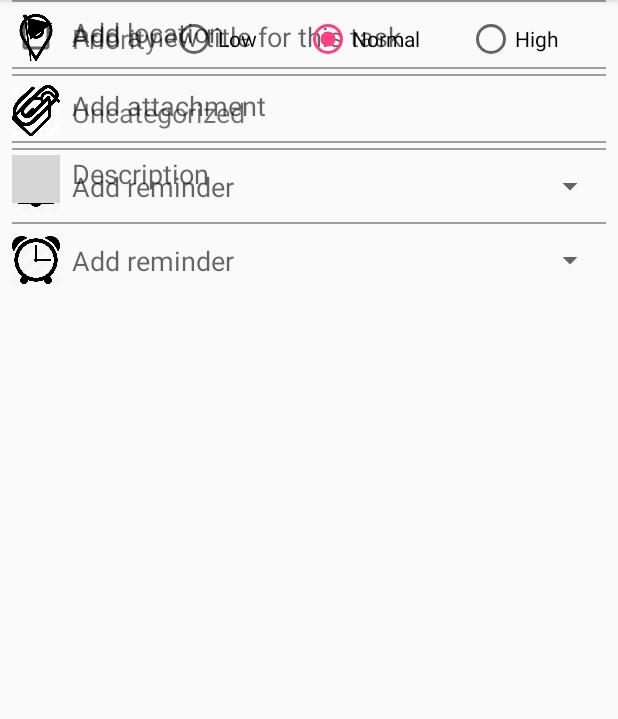
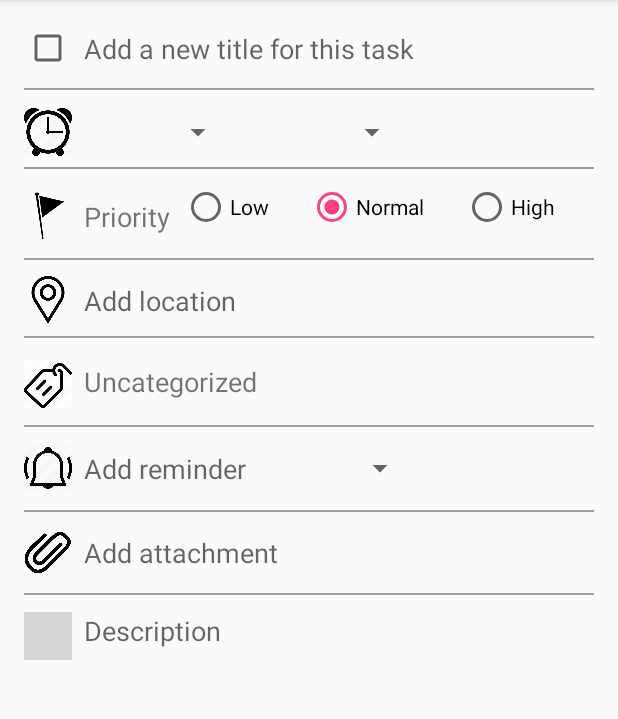
Before and after one commit to quynhle97/MyToDoTask, an Android app: the DetailsTaskActivity screen opened directly, with no data from a screen before it, on a phone screen of 412 x 824 dp, the part 84-803 px from its top. Run offline under Robolectric (Android 15) with nearby library versions, the phone set to English and light mode, and no system bars; 8 statements that could not run were skipped; grey boxes are pictures that could not be loaded.

Commit message:
Update activity_details_task.xml

```diff
--- a/app/src/main/res/layout/activity_details_task.xml
+++ b/app/src/main/res/layout/activity_details_task.xml
@@ -5,20 +5,21 @@
         xmlns:app="http://schemas.android.com/apk/res-auto"
         android:layout_width="match_parent"
         android:layout_height="match_parent"
-        tools:context=".otheractivity.DetailsTaskActivity">
+        tools:context=".otheractivity.DetailsTaskActivity" android:id="@+id/constraintLayout">
 
     <android.support.constraint.ConstraintLayout
             android:layout_width="0dp"
             android:layout_height="0dp" app:layout_constraintEnd_toEndOf="parent"
             app:layout_constraintBottom_toBottomOf="parent" app:layout_constraintStart_toStartOf="parent"
-            app:layout_constraintTop_toTopOf="parent">
+            app:layout_constraintTop_toTopOf="parent" android:layout_marginTop="8dp" android:layout_marginBottom="8dp"
+            android:layout_marginStart="8dp" android:layout_marginEnd="8dp">
 
         <CheckBox
                 android:layout_width="32dp"
                 android:layout_height="32dp"
                 android:id="@+id/cb_completed" app:layout_constraintStart_toStartOf="parent"
-                android:layout_marginStart="8dp"
-                android:layout_marginTop="8dp" app:layout_constraintTop_toTopOf="parent"/>
+                android:layout_marginStart="8dp" android:layout_marginTop="8dp"
+                app:layout_constraintTop_toTopOf="parent"/>
         <EditText
                 android:layout_width="0dp"
                 android:layout_height="wrap_content"
@@ -33,28 +34,34 @@
                 android:layout_width="32dp"
                 android:layout_height="32dp" android:background="@mipmap/pick_time"
                 android:id="@+id/imageView2" app:layout_constraintStart_toStartOf="parent"
-                android:layout_marginStart="8dp"
-                app:layout_constraintTop_toBottomOf="@+id/line6" android:layout_marginTop="8dp"/>
+                android:layout_marginStart="8dp" android:layout_marginTop="24dp"
+                app:layout_constraintTop_toBottomOf="@+id/cb_completed"/>
         <Spinner
                 android:layout_width="100dp"
                 android:layout_height="30dp"
-                android:id="@+id/spinner_time"
-                app:layout_constraintEnd_toEndOf="parent"
-                android:layout_marginEnd="8dp"
-                app:layout_constraintTop_toTopOf="@+id/tv_add_reminder2"
-                app:layout_constraintBottom_toBottomOf="@+id/tv_add_reminder2"/>
+                android:id="@+id/spinner_date" app:layout_constraintStart_toEndOf="@+id/imageView2"
+                android:layout_marginStart="8dp"
+                app:layout_constraintTop_toTopOf="@+id/imageView2"
+                app:layout_constraintBottom_toBottomOf="@+id/imageView2"/>
+        <Spinner
+                android:layout_width="100dp"
+                android:layout_height="30dp"
+                android:id="@+id/spinner_time" app:layout_constraintStart_toEndOf="@+id/spinner_date"
+                android:layout_marginStart="16dp"
+                app:layout_constraintTop_toTopOf="@+id/spinner_date"
+                app:layout_constraintBottom_toBottomOf="@+id/spinner_date"/>
         <ImageView
                 android:layout_width="32dp"
                 android:layout_height="32dp" android:background="@mipmap/priority"
                 android:id="@+id/imageView3" app:layout_constraintStart_toStartOf="parent"
-                android:layout_marginStart="8dp"
-                app:layout_constraintTop_toBottomOf="@+id/line2" android:layout_marginTop="8dp"/>
+                android:layout_marginStart="8dp" android:layout_marginTop="24dp"
+                app:layout_constraintTop_toBottomOf="@+id/imageView2"/>
         <ImageView
                 android:layout_width="32dp"
                 android:layout_height="32dp" android:background="@mipmap/location"
                 android:id="@+id/imageView4" app:layout_constraintStart_toStartOf="parent"
-                android:layout_marginStart="8dp"
-                app:layout_constraintTop_toBottomOf="@+id/line3" android:layout_marginTop="8dp"/>
+                android:layout_marginStart="8dp" android:layout_marginTop="24dp"
+                app:layout_constraintTop_toBottomOf="@+id/imageView3"/>
         <TextView
                 android:layout_width="0dp"
                 android:layout_height="wrap_content" android:hint="Add location"
@@ -67,8 +74,8 @@
                 android:layout_width="32dp"
                 android:layout_height="32dp" android:background="@mipmap/uncategorized"
                 android:id="@+id/imageView5" app:layout_constraintStart_toStartOf="parent"
-                android:layout_marginStart="8dp"
-                app:layout_constraintTop_toBottomOf="@+id/line4" android:layout_marginTop="8dp"/>
+                android:layout_marginStart="8dp" app:layout_constraintTop_toBottomOf="@+id/imageView4"
+                android:layout_marginTop="24dp"/>
         <TextView
                 android:text="Priority" android:textSize="18sp"
                 android:layout_width="wrap_content"
@@ -81,36 +88,27 @@
                 android:layout_width="32dp"
                 android:layout_height="32dp" android:background="@mipmap/reminder"
                 android:id="@+id/imageView6" app:layout_constraintStart_toStartOf="parent"
-                android:layout_marginStart="8dp"
-                app:layout_constraintTop_toBottomOf="@+id/line5" android:layout_marginTop="8dp"/>
+                android:layout_marginStart="8dp" app:layout_constraintTop_toBottomOf="@+id/imageView5"
+                android:layout_marginTop="24dp"/>
         <TextView
-                android:layout_width="0dp" android:textSize="18sp"
+                android:layout_width="wrap_content" android:textSize="18sp"
                 android:layout_height="wrap_content" android:hint="Add reminder"
                 android:id="@+id/tv_add_reminder" app:layout_constraintStart_toEndOf="@+id/imageView6"
                 android:layout_marginStart="8dp" app:layout_constraintTop_toTopOf="@+id/imageView6"
-                app:layout_constraintBottom_toBottomOf="@+id/imageView6"
-                app:layout_constraintEnd_toStartOf="@+id/spinner_ring" android:layout_marginEnd="8dp"/>
-        <TextView
-                android:layout_width="0dp" android:textSize="18sp"
-                android:layout_height="wrap_content" android:hint="Add reminder"
-                android:id="@+id/tv_add_reminder2" app:layout_constraintStart_toEndOf="@+id/imageView6"
+                app:layout_constraintBottom_toBottomOf="@+id/imageView6"/>
+        <Spinner
+                android:layout_width="105dp"
+                android:layout_height="27dp"
+                android:id="@+id/spinner_ring" app:layout_constraintStart_toEndOf="@+id/tv_add_reminder"
                 android:layout_marginStart="8dp"
-                app:layout_constraintBottom_toBottomOf="@+id/imageView2"
-                app:layout_constraintEnd_toStartOf="@+id/spinner_time" android:layout_marginEnd="8dp"
-                app:layout_constraintHorizontal_bias="0.0" app:layout_constraintTop_toTopOf="@+id/imageView2"/>
-        <Spinner
-                android:layout_width="100dp"
-                android:layout_height="27dp"
-                android:id="@+id/spinner_ring"
                 app:layout_constraintTop_toTopOf="@+id/imageView6"
-                app:layout_constraintBottom_toBottomOf="@+id/imageView6" app:layout_constraintEnd_toEndOf="parent"
-                android:layout_marginEnd="8dp"/>
+                app:layout_constraintBottom_toBottomOf="@+id/imageView6"/>
         <ImageView
                 android:layout_width="32dp"
                 android:layout_height="32dp" android:background="@mipmap/attach"
                 android:id="@+id/imageView7" app:layout_constraintStart_toStartOf="parent"
-                android:layout_marginStart="8dp"
-                app:layout_constraintTop_toBottomOf="@+id/line1" android:layout_marginTop="8dp"/>
+                android:layout_marginStart="8dp" android:layout_marginTop="24dp"
+                app:layout_constraintTop_toBottomOf="@+id/imageView6"/>
         <TextView
                 android:textSize="18sp"
                 android:layout_width="0dp" android:hint="Add attachment"
@@ -123,8 +121,8 @@
                 android:layout_width="32dp"
                 android:layout_height="32dp" android:background="@mipmap/description_note"
                 android:id="@+id/imageView8" app:layout_constraintStart_toStartOf="parent"
-                android:layout_marginStart="8dp"
-                app:layout_constraintTop_toBottomOf="@+id/line7" android:layout_marginTop="8dp"/>
+                android:layout_marginStart="8dp" android:layout_marginTop="24dp"
+                app:layout_constraintTop_toBottomOf="@+id/imageView7"/>
         <EditText
                 android:layout_width="0dp"
                 android:layout_height="wrap_content"
@@ -163,7 +161,8 @@
                 android:layout_marginStart="8dp"
                 app:layout_constraintBottom_toTopOf="@+id/tv_location" android:layout_marginEnd="8dp"
                 app:layout_constraintEnd_toEndOf="parent"
-                android:layout_marginBottom="8dp" android:id="@+id/line3"/>
+                android:layout_marginBottom="8dp" android:id="@+id/line3"
+                app:layout_constraintTop_toBottomOf="@+id/textView3" android:layout_marginTop="8dp"/>
         <View
                 android:layout_width="fill_parent"
                 android:layout_height="1dp"
@@ -177,9 +176,10 @@
                 android:layout_height="1dp"
                 android:background="#9E9E9E"
                 app:layout_constraintStart_toStartOf="parent"
+                app:layout_constraintBottom_toTopOf="@+id/imageView6"
                 app:layout_constraintTop_toBottomOf="@+id/imageView5" android:layout_marginEnd="8dp"
                 app:layout_constraintEnd_toEndOf="parent" android:layout_marginTop="8dp"
-                android:layout_marginStart="8dp" android:id="@+id/line5"/>
+                android:layout_marginStart="8dp" android:layout_marginBottom="8dp" android:id="@+id/line5"/>
         <View
                 android:layout_width="fill_parent"
                 android:layout_height="1dp"
@@ -187,33 +187,32 @@
                 app:layout_constraintStart_toStartOf="parent"
                 android:layout_marginStart="8dp"
                 app:layout_constraintEnd_toEndOf="parent"
-                android:layout_marginEnd="8dp"
-                android:id="@+id/line6"
-                app:layout_constraintTop_toBottomOf="@+id/imageView6" android:layout_marginTop="8dp"/>
+                android:layout_marginEnd="8dp" app:layout_constraintTop_toBottomOf="@+id/tv_add_reminder"
+                app:layout_constraintBottom_toTopOf="@+id/tv_add_attach_file" android:layout_marginTop="8dp"
+                android:layout_marginBottom="8dp" android:id="@+id/line6"/>
         <View
                 android:layout_width="fill_parent"
                 android:layout_height="1dp"
                 android:background="#9E9E9E"
                 app:layout_constraintStart_toStartOf="parent"
+                app:layout_constraintBottom_toTopOf="@+id/imageView8"
                 app:layout_constraintTop_toBottomOf="@+id/imageView7" android:layout_marginTop="8dp"
-                app:layout_constraintEnd_toEndOf="parent"
+                android:layout_marginBottom="8dp" app:layout_constraintEnd_toEndOf="parent"
                 android:layout_marginEnd="8dp" android:layout_marginStart="8dp" android:id="@+id/line7"/>
         <RadioGroup
                 android:layout_width="0dp"
                 android:layout_height="0dp" android:orientation="horizontal" android:gravity="center_vertical"
                 app:layout_constraintStart_toEndOf="@+id/textView3" android:layout_marginStart="8dp"
                 app:layout_constraintEnd_toEndOf="parent" android:layout_marginEnd="8dp"
-                android:id="@+id/radio_priority_choice"
-                app:layout_constraintTop_toTopOf="@+id/textView3"
-                app:layout_constraintBottom_toBottomOf="@+id/textView3">
+                app:layout_constraintTop_toBottomOf="@+id/line2" android:layout_marginBottom="8dp"
+                app:layout_constraintBottom_toTopOf="@+id/line3" android:id="@+id/radio_priority_choice">
             <RadioButton
                     android:layout_width="wrap_content" android:text="Low"
                     android:layout_height="wrap_content" android:id="@+id/btnLow" android:layout_weight="1"/>
             <RadioButton
                     android:text="Normal"
                     android:layout_width="wrap_content"
-                    android:layout_height="wrap_content" android:id="@+id/btnNormal" android:layout_weight="1"
-                    android:checked="true"/>
+                    android:layout_height="wrap_content" android:id="@+id/btnNormal" android:layout_weight="1"/>
             <RadioButton
                     android:text="High"
                     android:layout_width="wrap_content"
```
